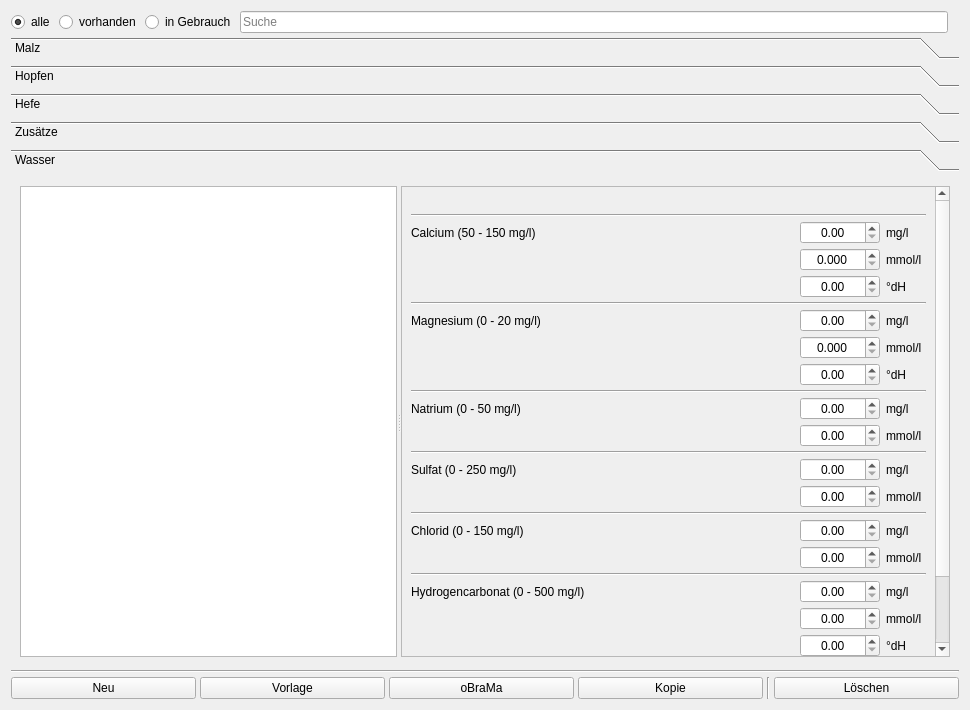
Above: kleiner-brauhelfer/tabrohstoffe.ui from kleiner-brauhelfer/kleiner-brauhelfer-2 before the change. Below: the same form after it.
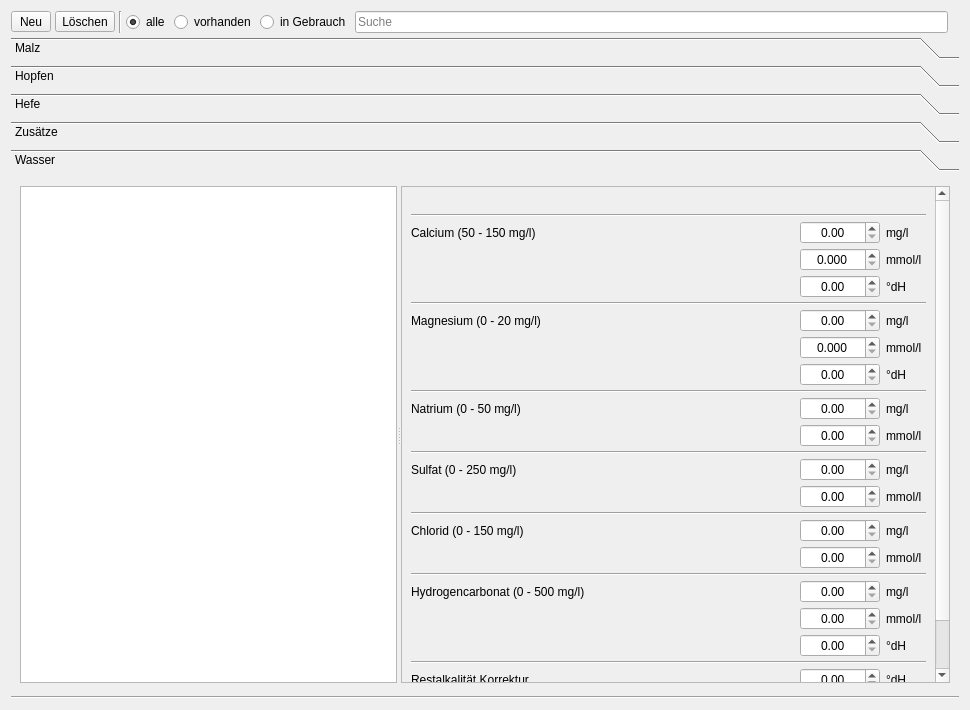
That is the form after the change. The open tabs and pages were chosen to show the change. Icons and pictures are not drawn. Custom widgets are drawn as their Qt base class.

```diff
--- a/kleiner-brauhelfer/tabrohstoffe.ui
+++ b/kleiner-brauhelfer/tabrohstoffe.ui
@@ -19,6 +19,69 @@
    </property>
    <item>
     <layout class="QHBoxLayout" name="horizontalLayout_4">
+     <item>
+      <widget class="QToolButton" name="buttonAdd">
+       <property name="minimumSize">
+        <size>
+         <width>40</width>
+         <height>0</height>
+        </size>
+       </property>
+       <property name="focusPolicy">
+        <enum>Qt::StrongFocus</enum>
+       </property>
+       <property name="toolTip">
+        <string>&lt;html&gt;&lt;head/&gt;&lt;body&gt;&lt;p&gt;Hiermit wird ein &lt;span style=&quot; font-weight:600;&quot;&gt;neuer Rohstoffeintrag &lt;/span&gt;angelegt.&lt;/p&gt;&lt;/body&gt;&lt;/html&gt;</string>
+       </property>
+       <property name="whatsThis">
+        <string notr="true">plus</string>
+       </property>
+       <property name="text">
+        <string>Neu</string>
+       </property>
+       <property name="icon">
+        <iconset resource="images.qrc">
+         <normaloff>:/images/light/plus.svg</normaloff>:/images/light/plus.svg</iconset>
+       </property>
+       <property name="popupMode">
+        <enum>QToolButton::InstantPopup</enum>
+       </property>
+       <property name="toolButtonStyle">
+        <enum>Qt::ToolButtonIconOnly</enum>
+       </property>
+      </widget>
+     </item>
+     <item>
+      <widget class="QToolButton" name="buttonDelete">
+       <property name="minimumSize">
+        <size>
+         <width>40</width>
+         <height>0</height>
+        </size>
+       </property>
+       <property name="toolTip">
+        <string>&lt;html&gt;&lt;head/&gt;&lt;body&gt;&lt;p&gt;Hiermit wird ein &lt;span style=&quot; font-weight:600;&quot;&gt;Rohstoffeintrag&lt;/span&gt; aus einer Rohstoffliste &lt;span style=&quot; font-weight:600;&quot;&gt;gelöscht&lt;/span&gt;.&lt;/p&gt;&lt;p&gt;&lt;span style=&quot; font-weight:600; color:#ff2600;&quot;&gt;Achtung:&lt;/span&gt;&lt;span style=&quot; font-weight:600;&quot;/&gt;Soll hier ein Rohstoff gelöscht werden, der in einem &lt;span style=&quot; font-weight:600;&quot;&gt;Rezept, ungebraut&lt;/span&gt;, verwendet wird, erscheint eine Warnmeldung. Wird der Rohstoff dann wirklich gelöscht, werden entsprechende Einträge in allen ungebrauten Rezepten im &lt;span style=&quot; font-weight:600;&quot;&gt;Tab Rezept rot&lt;/span&gt; hinterlegt, deren Werte auf 0 gesetzt. Damit kann die erforderliche Stammwürze oder der nötige IBU-Wert nicht mehr gegeben sein. &lt;/p&gt;&lt;p&gt;In jedem Fall sind nach dem Löschen eines Rohstoffes &lt;span style=&quot; font-weight:600;&quot;&gt;alle Rezepte mit&lt;/span&gt; dem &lt;span style=&quot; font-weight:600;&quot;&gt;Rohstoff&lt;/span&gt; zu &lt;span style=&quot; font-weight:600;&quot;&gt;überprüfen&lt;/span&gt;!&lt;/p&gt;&lt;/body&gt;&lt;/html&gt;</string>
+       </property>
+       <property name="whatsThis">
+        <string notr="true">minus</string>
+       </property>
+       <property name="text">
+        <string>Löschen</string>
+       </property>
+       <property name="icon">
+        <iconset resource="images.qrc">
+         <normaloff>:/images/light/minus.svg</normaloff>
+         <disabledoff>:/images/disabled/minus.svg</disabledoff>:/images/light/minus.svg</iconset>
+       </property>
+      </widget>
+     </item>
+     <item>
+      <widget class="Line" name="line_10">
+       <property name="orientation">
+        <enum>Qt::Vertical</enum>
+       </property>
+      </widget>
+     </item>
      <item>
       <widget class="QRadioButton" name="radioButtonAlle">
        <property name="toolTip">
@@ -289,7 +352,7 @@
         <x>0</x>
         <y>0</y>
         <width>952</width>
-        <height>496</height>
+        <height>516</height>
        </rect>
       </property>
       <property name="autoFillBackground">
@@ -343,7 +406,7 @@
              <x>0</x>
              <y>0</y>
              <width>526</width>
-             <height>620</height>
+             <height>560</height>
             </rect>
            </property>
            <layout class="QGridLayout" name="gridLayout">
@@ -935,140 +998,6 @@
      </property>
     </widget>
    </item>
-   <item>
-    <layout class="QHBoxLayout" name="horizontalLayout">
-     <item>
-      <widget class="QPushButton" name="buttonAdd">
-       <property name="minimumSize">
-        <size>
-         <width>40</width>
-         <height>0</height>
-        </size>
-       </property>
-       <property name="toolTip">
-        <string>&lt;html&gt;&lt;head/&gt;&lt;body&gt;&lt;p&gt;Hiermit wird ein &lt;span style=&quot; font-weight:600;&quot;&gt;neuer Rohstoffeintrag &lt;/span&gt;angelegt.&lt;/p&gt;&lt;/body&gt;&lt;/html&gt;</string>
-       </property>
-       <property name="whatsThis">
-        <string notr="true">plus</string>
-       </property>
-       <property name="text">
-        <string>Neu</string>
-       </property>
-       <property name="icon">
-        <iconset resource="images.qrc">
-         <normaloff>:/images/light/plus.svg</normaloff>
-         <disabledoff>:/images/disabled/plus.svg</disabledoff>:/images/light/plus.svg</iconset>
-       </property>
-      </widget>
-     </item>
-     <item>
-      <widget class="QPushButton" name="buttonNeuVorlage">
-       <property name="minimumSize">
-        <size>
-         <width>40</width>
-         <height>0</height>
-        </size>
-       </property>
-       <property name="toolTip">
-        <string>&lt;html&gt;&lt;head/&gt;&lt;body&gt;&lt;p&gt;Hiermit wird ein &lt;span style=&quot; font-weight:600;&quot;&gt;neuer Rohstoffeintrag&lt;/span&gt; aus einer &lt;span style=&quot; font-weight:600;&quot;&gt;Vorlage&lt;/span&gt; angelegt.&lt;/p&gt;&lt;p&gt;Mit diesem Button öffnet sich eine komfortable weil umfangreiche &lt;span style=&quot; font-weight:600;&quot;&gt;Vorlagenliste&lt;/span&gt;, mit der eigene funktionsgleiche Vorlagen angelegt, gelöscht, importiert, exportiert und wiederherstellt werden können.&lt;/p&gt;&lt;p&gt;Namensgleiche Einträge werden hier nicht durchnummeriert. Somit ist darauf zu achten die Einträge &lt;span style=&quot; font-weight:600;&quot;&gt;eindeutig &lt;/span&gt;zu benennen. &lt;/p&gt;&lt;/body&gt;&lt;/html&gt;</string>
-       </property>
-       <property name="whatsThis">
-        <string notr="true">plus</string>
-       </property>
-       <property name="text">
-        <string>Vorlage</string>
-       </property>
-       <property name="icon">
-        <iconset resource="images.qrc">
-         <normaloff>:/images/light/plus.svg</normaloff>
-         <disabledoff>:/images/disabled/plus.svg</disabledoff>:/images/light/plus.svg</iconset>
-       </property>
-      </widget>
-     </item>
-     <item>
-      <widget class="QPushButton" name="buttonNeuVorlageObrama">
-       <property name="minimumSize">
-        <size>
-         <width>40</width>
-         <height>0</height>
-        </size>
-       </property>
-       <property name="toolTip">
-        <string>&lt;html&gt;&lt;head/&gt;&lt;body&gt;&lt;p&gt;Hiermit wird ein &lt;span style=&quot; font-weight:600;&quot;&gt;neuer Rohstoffeintrag&lt;/span&gt; aus der offenen Braudatenbank &lt;span style=&quot; font-weight:600;&quot;&gt;oBrama&lt;/span&gt; angelegt.&lt;/p&gt;&lt;p&gt;Die aufwendige Datenbank kann auch direkt unter &lt;a href=&quot;obrama.mueggelland.de &quot;&gt;&lt;span style=&quot; text-decoration: underline; color:#0068da;&quot;&gt;obrama.mueggelland.de &lt;/span&gt;&lt;/a&gt;eingesehen werden. Mitarbeit ist ausdrücklich erwünscht. Je nach Zutat können sich die Zuordnungen zwischen oBrama und dem Kleinen Brauhelfer unterscheiden. Etwas Nachbearbeitung wird daher in der Regel nötig sein. Dafür entfällt die mühsame Eigenrecherche.&lt;/p&gt;&lt;p&gt;oBrama hält zur Zeit Daten zu Malzen, Hopfen, Hefen und Weiteren Zutaten parat. Eine Datenbank zu weltweiten &lt;span style=&quot; font-weight:600;&quot;&gt;Wasserprofilen &lt;/span&gt;ist in Planung (Stand Mitte 2020).&lt;/p&gt;&lt;p&gt;Mit diesem Button öffnet sich eine komfortable Suchmaske. Gemeinhin genügen drei Buchstaben, um den gewünschten Eintrag zu finden.&lt;/p&gt;&lt;p&gt;Namensgleiche Einträge werden hier nicht durchnummeriert. Somit ist darauf zu achten die Einträge &lt;span style=&quot; font-weight:600;&quot;&gt;eindeutig &lt;/span&gt;zu benennen.&lt;/p&gt;&lt;/body&gt;&lt;/html&gt;</string>
-       </property>
-       <property name="whatsThis">
-        <string notr="true">plus</string>
-       </property>
-       <property name="text">
-        <string>oBraMa</string>
-       </property>
-       <property name="icon">
-        <iconset resource="images.qrc">
-         <normaloff>:/images/light/plus.svg</normaloff>
-         <disabledoff>:/images/disabled/plus.svg</disabledoff>:/images/light/plus.svg</iconset>
-       </property>
-      </widget>
-     </item>
-     <item>
-      <widget class="QPushButton" name="buttonCopy">
-       <property name="enabled">
-        <bool>true</bool>
-       </property>
-       <property name="minimumSize">
-        <size>
-         <width>40</width>
-         <height>0</height>
-        </size>
-       </property>
-       <property name="toolTip">
-        <string>&lt;html&gt;&lt;head/&gt;&lt;body&gt;&lt;p&gt;Hiermit wird eine &lt;span style=&quot; font-weight:600;&quot;&gt;Kopie&lt;/span&gt; eines &lt;span style=&quot; font-weight:600;&quot;&gt;Rohstoffeintrags&lt;/span&gt; angelegt.&lt;/p&gt;&lt;p&gt;Jeder Kopie wird das Suffix &amp;quot;Kopie&amp;quot; beigefügt.&lt;/p&gt;&lt;/body&gt;&lt;/html&gt;</string>
-       </property>
-       <property name="whatsThis">
-        <string notr="true">plus</string>
-       </property>
-       <property name="text">
-        <string>Kopie</string>
-       </property>
-       <property name="icon">
-        <iconset resource="images.qrc">
-         <normaloff>:/images/light/plus.svg</normaloff>
-         <disabledoff>:/images/disabled/plus.svg</disabledoff>:/images/light/plus.svg</iconset>
-       </property>
-      </widget>
-     </item>
-     <item>
-      <widget class="Line" name="line_10">
-       <property name="orientation">
-        <enum>Qt::Vertical</enum>
-       </property>
-      </widget>
-     </item>
-     <item>
-      <widget class="QPushButton" name="buttonDelete">
-       <property name="minimumSize">
-        <size>
-         <width>40</width>
-         <height>0</height>
-        </size>
-       </property>
-       <property name="toolTip">
-        <string>&lt;html&gt;&lt;head/&gt;&lt;body&gt;&lt;p&gt;Hiermit wird ein &lt;span style=&quot; font-weight:600;&quot;&gt;Rohstoffeintrag&lt;/span&gt; aus einer Rohstoffliste &lt;span style=&quot; font-weight:600;&quot;&gt;gelöscht&lt;/span&gt;.&lt;/p&gt;&lt;p&gt;&lt;span style=&quot; font-weight:600; color:#ff2600;&quot;&gt;Achtung:&lt;/span&gt;&lt;span style=&quot; font-weight:600;&quot;/&gt;Soll hier ein Rohstoff gelöscht werden, der in einem &lt;span style=&quot; font-weight:600;&quot;&gt;Rezept, ungebraut&lt;/span&gt;, verwendet wird, erscheint eine Warnmeldung. Wird der Rohstoff dann wirklich gelöscht, werden entsprechende Einträge in allen ungebrauten Rezepten im &lt;span style=&quot; font-weight:600;&quot;&gt;Tab Rezept rot&lt;/span&gt; hinterlegt, deren Werte auf 0 gesetzt. Damit kann die erforderliche Stammwürze oder der nötige IBU-Wert nicht mehr gegeben sein. &lt;/p&gt;&lt;p&gt;In jedem Fall sind nach dem Löschen eines Rohstoffes &lt;span style=&quot; font-weight:600;&quot;&gt;alle Rezepte mit&lt;/span&gt; dem &lt;span style=&quot; font-weight:600;&quot;&gt;Rohstoff&lt;/span&gt; zu &lt;span style=&quot; font-weight:600;&quot;&gt;überprüfen&lt;/span&gt;!&lt;/p&gt;&lt;/body&gt;&lt;/html&gt;</string>
-       </property>
-       <property name="whatsThis">
-        <string notr="true">minus</string>
-       </property>
-       <property name="text">
-        <string>Löschen</string>
-       </property>
-       <property name="icon">
-        <iconset resource="images.qrc">
-         <normaloff>:/images/light/minus.svg</normaloff>
-         <disabledoff>:/images/disabled/minus.svg</disabledoff>:/images/light/minus.svg</iconset>
-       </property>
-      </widget>
-     </item>
-    </layout>
-   </item>
   </layout>
  </widget>
  <customwidgets>
```
Left out of the diff: 36 changed lines with no effect on the pictures.
